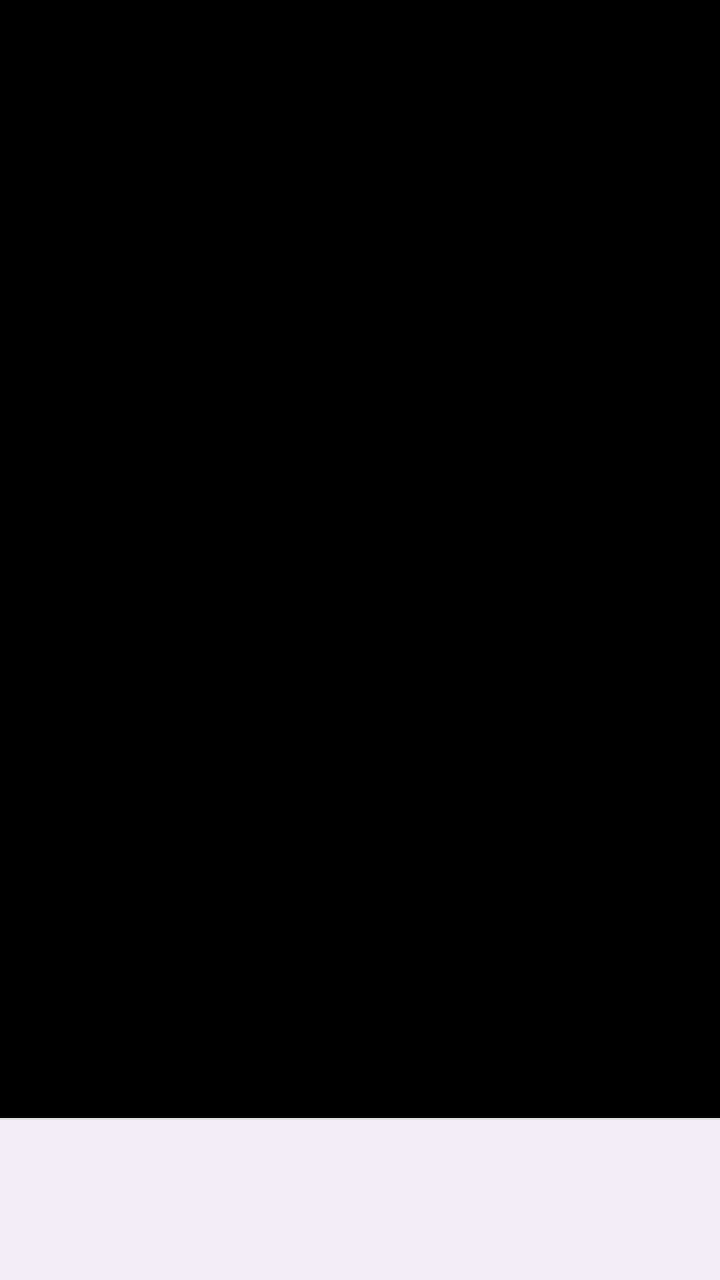
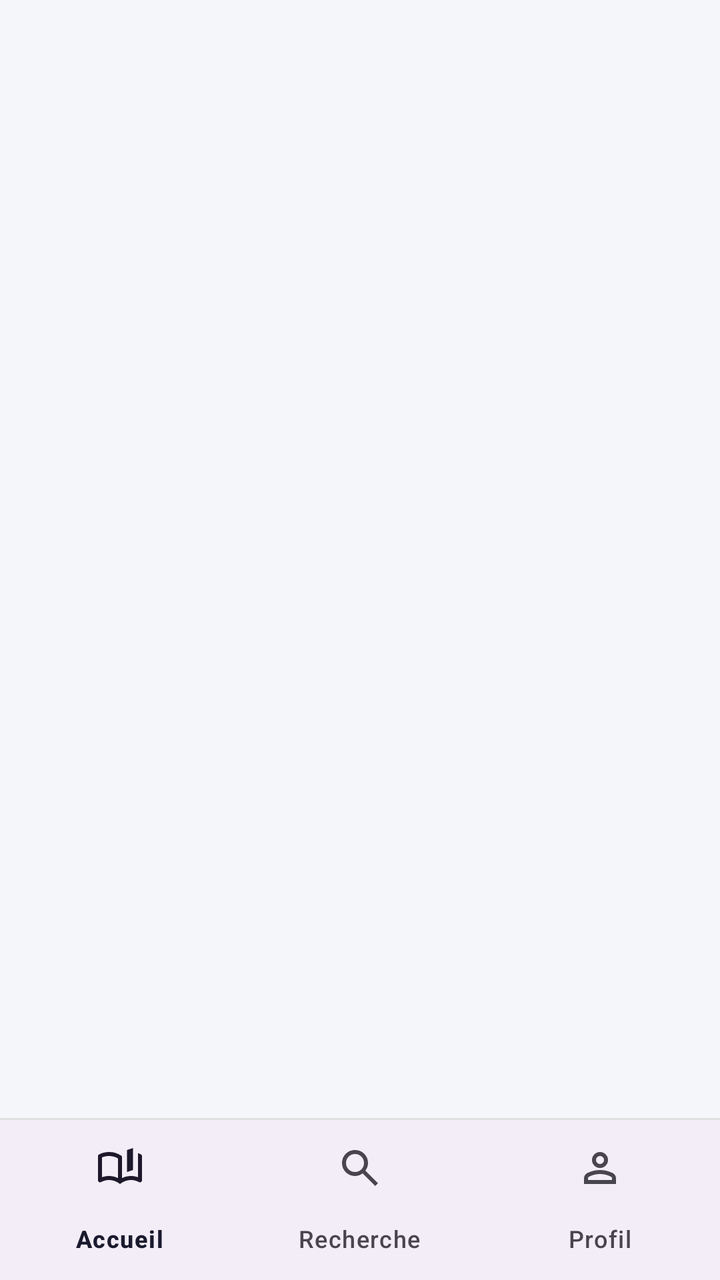

Two renders of the same Android screen: before a commit and after it. Below are the layout's source before the change and the commit's diff.
<!-- AndroidManifest.xml: application theme Theme.MyLibraryApp -->
<!-- res/layout/activity_main.xml -->
<?xml version="1.0" encoding="utf-8"?>
<androidx.constraintlayout.widget.ConstraintLayout
    xmlns:android="http://schemas.android.com/apk/res/android"
    xmlns:app="http://schemas.android.com/apk/res-auto"
    xmlns:tools="http://schemas.android.com/tools"
    android:id="@+id/main"
    android:layout_width="match_parent"
    android:layout_height="match_parent"
    android:background="@color/background"
    tools:context=".MainActivity">

   <androidx.fragment.app.FragmentContainerView
       android:layout_width="match_parent"
       android:layout_height="0dp"
       app:layout_constraintTop_toTopOf="parent"
       app:layout_constraintBottom_toTopOf="@+id/home_divider"
       android:background="@color/black"/>

    
    <View
        android:id="@+id/home_divider"
        android:layout_width="match_parent"
        android:layout_height="1dp"
        android:background="@color/divider"
        app:layout_constraintBottom_toTopOf="@+id/bottom_nav_bar"
        />

    <com.google.android.material.bottomnavigation.BottomNavigationView
        android:id="@+id/bottom_nav_bar"
        android:layout_width="match_parent"
        android:layout_height="wrap_content"
        app:layout_constraintBottom_toBottomOf="parent"
        />

</androidx.constraintlayout.widget.ConstraintLayout>
<!-- resources referenced by this layout -->
<resources>
  <color name="background">#F5F6FA</color>
  <color name="black">#FF000000</color>
  <color name="divider">#E0E0E0</color>
  <style name="Theme.MyLibraryApp" parent="Base.Theme.MyLibraryApp" />
  <style name="Base.Theme.MyLibraryApp" parent="Theme.Material3.DayNight.NoActionBar">
          <item name="colorPrimary">@color/primary</item>
          <item name="colorPrimaryVariant">@color/primary_variant</item>
          <item name="colorOnPrimary">@color/text_on_primary</item>
          <item name="colorSecondary">@color/accent</item>
          <item name="colorOnSecondary">@color/white</item>
          <item name="android:colorBackground">@color/background</item>
          <item name="colorSurface">@color/surface</item>
          <item name="colorOnSurface">@color/text_primary</item>
          <item name="android:fontFamily">sans-serif-medium</item>
      </style>
  <color name="primary">#1A237E</color>
  <color name="primary_variant">#283593</color>
  <color name="text_on_primary">#FFFFFF</color>
  <color name="accent">#FF6F00</color>
  <color name="white">#FFFFFFFF</color>
  <color name="surface">#FFFFFF</color>
  <color name="text_primary">#1A1A2E</color>
</resources>

<!-- the commit's change to res/layout/activity_main.xml (unified diff, before → after) -->
@@ -9,12 +9,15 @@
     android:background="@color/background"
     tools:context=".MainActivity">
 
-   <androidx.fragment.app.FragmentContainerView
-       android:layout_width="match_parent"
-       android:layout_height="0dp"
-       app:layout_constraintTop_toTopOf="parent"
-       app:layout_constraintBottom_toTopOf="@+id/home_divider"
-       android:background="@color/black"/>
+    
+    <androidx.fragment.app.FragmentContainerView
+        android:id="@+id/main_activity_frag_container"
+        android:layout_width="match_parent"
+        android:layout_height="0dp"
+        app:layout_constraintBottom_toTopOf="@+id/home_divider"
+        app:layout_constraintTop_toTopOf="parent"
+        app:layout_constraintVertical_bias="0.0"
+        tools:layout_editor_absoluteX="-60dp" />
 
     
     <View
@@ -30,6 +33,6 @@
         android:layout_width="match_parent"
         android:layout_height="wrap_content"
         app:layout_constraintBottom_toBottomOf="parent"
-        />
+        app:menu="@menu/bottom_nav_menu" />
 
 </androidx.constraintlayout.widget.ConstraintLayout>
<!-- resource entries referenced after the edit -->
@@ -1,7 +1,6 @@
 <!-- resources referenced by this layout -->
 <resources>
   <color name="background">#F5F6FA</color>
-  <color name="black">#FF000000</color>
   <color name="divider">#E0E0E0</color>
   <style name="Theme.MyLibraryApp" parent="Base.Theme.MyLibraryApp" />
   <style name="Base.Theme.MyLibraryApp" parent="Theme.Material3.DayNight.NoActionBar">
